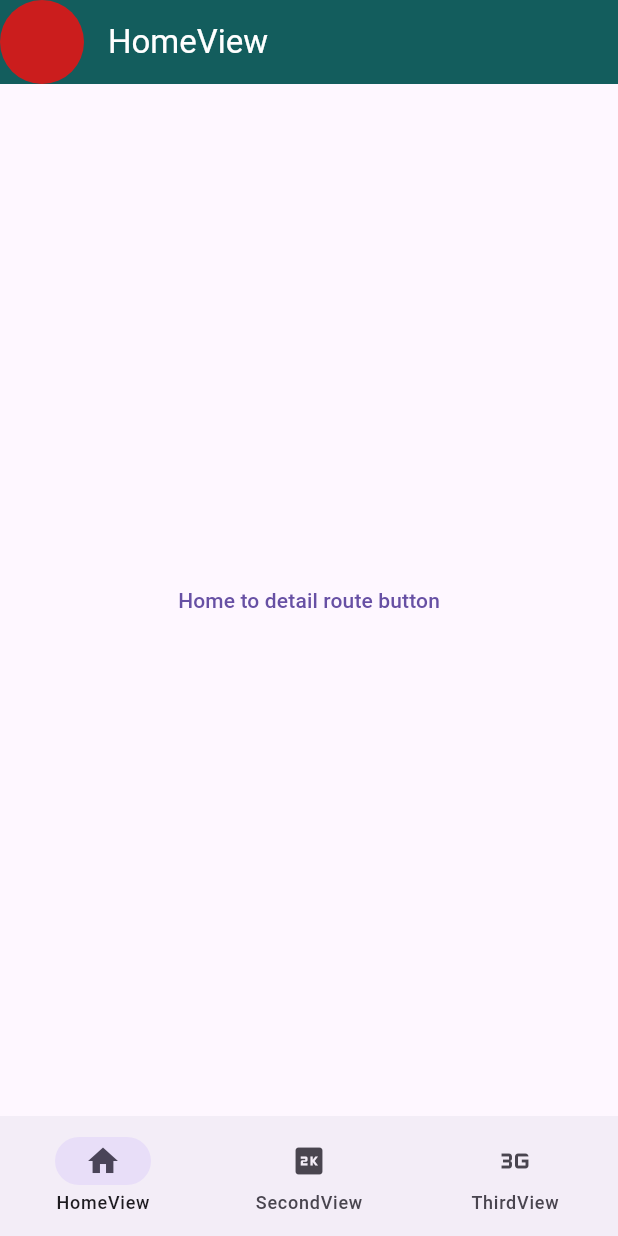
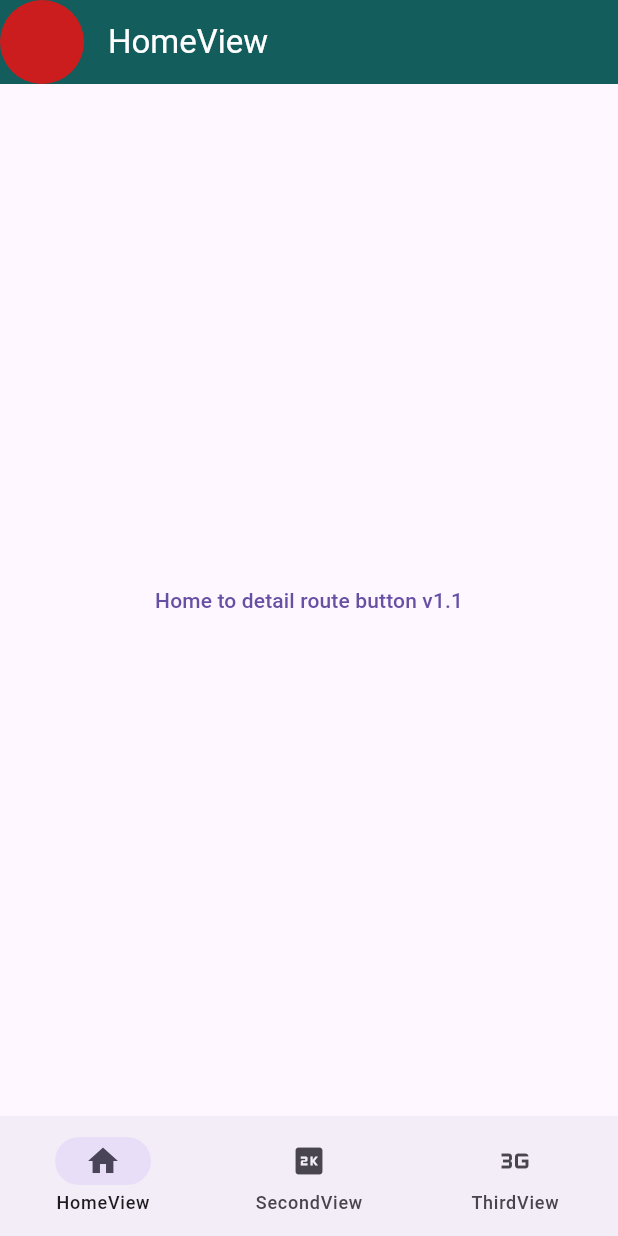
Before and after one commit to Slupshi/poc_navigation, a Flutter app: the screen it shows after launch, on a phone screen of 412 x 824 dp. Run offline on Flutter 3.47's test engine with Material 3 defaults, Android fonts, the light colour scheme and no system bars; our stand-ins replace go_router.

Commit message:
test tag 1.1

```diff
--- a/lib/screens/home_view.dart
+++ b/lib/screens/home_view.dart
@@ -12,7 +12,7 @@ class HomeView extends StatelessWidget {
       hasLeadingAvatar: true,
       body: Center(
         child: TextButton(
-          child: const Text("Home to detail route button"),
+          child: const Text("Home to detail route button v1.1"),
           onPressed: () => const HomeDetailViewRouteData(id: 456).go(context),
         ),
       ),
```
